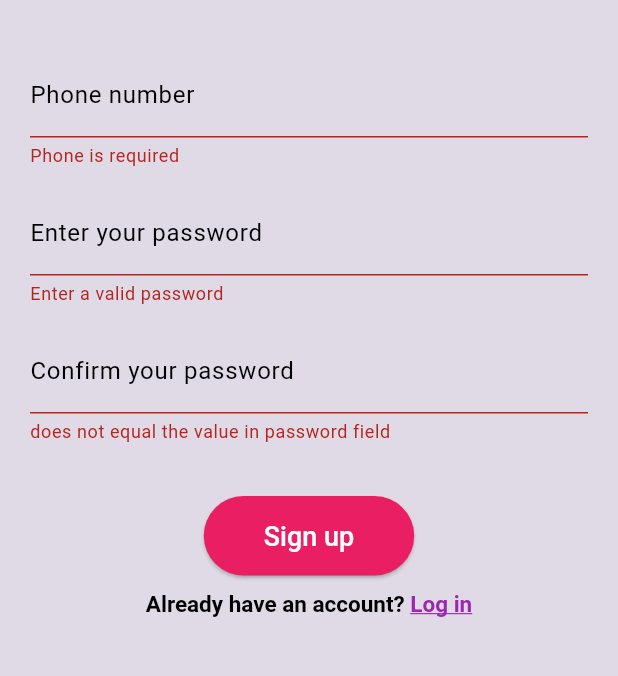
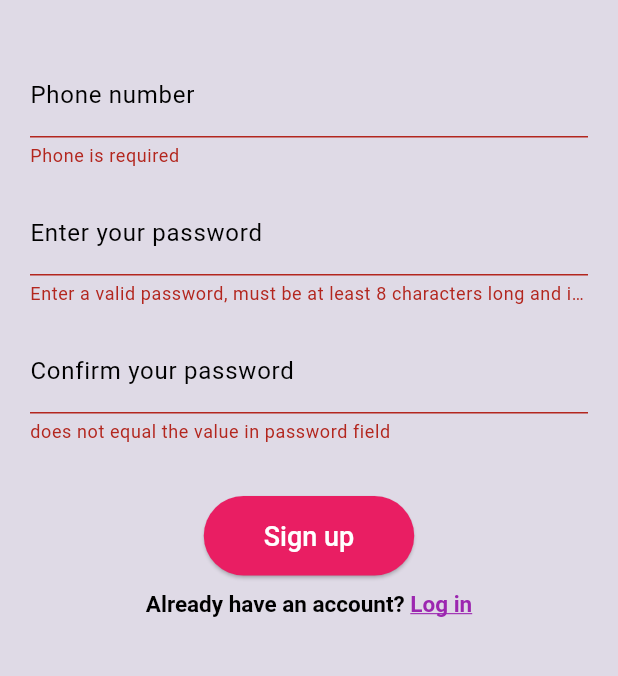
Before and after one commit to farahalomari/j, a Flutter app: the screen it shows after launch, after a tap on "Sign up", on a phone screen of 412 x 824 dp, the part 170-846 px from its top. Run offline on Flutter 3.47's test engine with Material 3 defaults, Android fonts, the light colour scheme and no system bars; our stand-ins replace flutter_map, geocoding, geolocator, js, latlong2, otp_text_field; missing offline and left inert: geojson, u_credit_card.

Commit message:
validation

```diff
--- a/frontend/lib/settings.dart
+++ b/frontend/lib/settings.dart
@@ -64,7 +64,7 @@ class _SettingsScreenState extends State<SettingsScreen> {
   bool isPassValid(String pass) {
     //Minimum eight characters, at least one letter, one number and one special character:
     return RegExp(
-        r'^(?=.*[A-Za-z])(?=.*\d)(?=.*[@$!%*#?&])[A-Za-z\d@$!%*#?&]{8,}$')
+        r'^(?=.[A-Za-z])(?=.\d)(?=.[@$!%#?&])[A-Za-z\d@$!%*#?&]{8,}$')
         .hasMatch(pass);
   }
 
@@ -89,7 +89,7 @@ class _SettingsScreenState extends State<SettingsScreen> {
     // It should be followed by Country code and National number.
     // It may contain white spaces or a hyphen ( – ).
     // the length of phone numbers may vary from 7 digits to 15 digits.
-    return RegExp(r' [+][0-9\-]\s?{6, 15}[0-9]$').hasMatch(phone);
+    return RegExp(r'07(78|77|79)\d{7}').hasMatch(phone);
   }
 
   @override
--- a/frontend/lib/signup.dart
+++ b/frontend/lib/signup.dart
@@ -92,7 +92,7 @@ class _SignupScreenState extends State<SignupScreen> {
       return false;
     } else if (value.isNotEmpty && !isPassValid(value)) {
       setState(() {
-        _passErrorText = 'Enter a valid password';
+        _passErrorText = 'Enter a valid password, must be at least 8 characters long and include at least one letter, one number, and one special character';
       });
       return false;
     } else {
@@ -103,7 +103,7 @@ class _SignupScreenState extends State<SignupScreen> {
   bool isPassValid(String pass) {
     //Minimum eight characters, at least one letter, one number and one special character:
     return RegExp(
-            r'^(?=.*[A-Za-z])(?=.*\d)(?=.*[@$!%*#?&])[A-Za-z\d@$!%*#?&]{8,}$')
+            r'^(?=.[A-Za-z])(?=.\d)(?=.[@$!%#?&])[A-Za-z\d@$!%*#?&]{8,}$')
         .hasMatch(pass);
   }
 
@@ -128,7 +128,7 @@ class _SignupScreenState extends State<SignupScreen> {
     // It should be followed by Country code and National number.
     // It may contain white spaces or a hyphen ( – ).
     // the length of phone numbers may vary from 7 digits to 15 digits.
-    return RegExp(r' [+][0-9\-]\s?{6, 15}[0-9]$').hasMatch(phone);
+    return RegExp(r'07(78|77|79)\d{7}').hasMatch(phone);
   }
 
   @override
```
